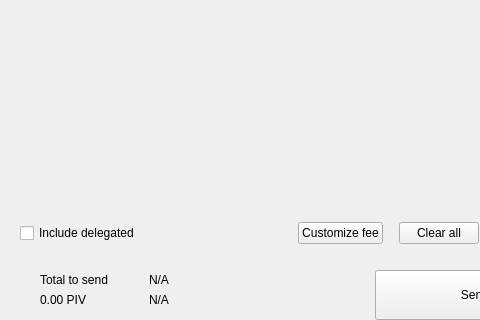
Qt form src/qt/hemis/forms/send.ui (PIVX-Project/PIVX) before a commit; both pictures show x 0 to 480 and y 380 to 700 of the 893 by 700 pixel window.
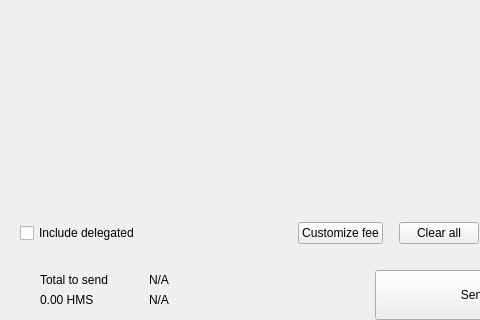
The same form after that commit. Custom widgets are drawn as their Qt base class.

```diff
--- a/src/qt/hemis/forms/send.ui
+++ b/src/qt/hemis/forms/send.ui
@@ -578,7 +578,7 @@
                      <item>
                       <widget class="QLabel" name="labelAmountSend">
                        <property name="text">
-                        <string notr="true">0.00 PIV</string>
+                        <string notr="true">0.00 HMS</string>
                        </property>
                       </widget>
                      </item>
```
